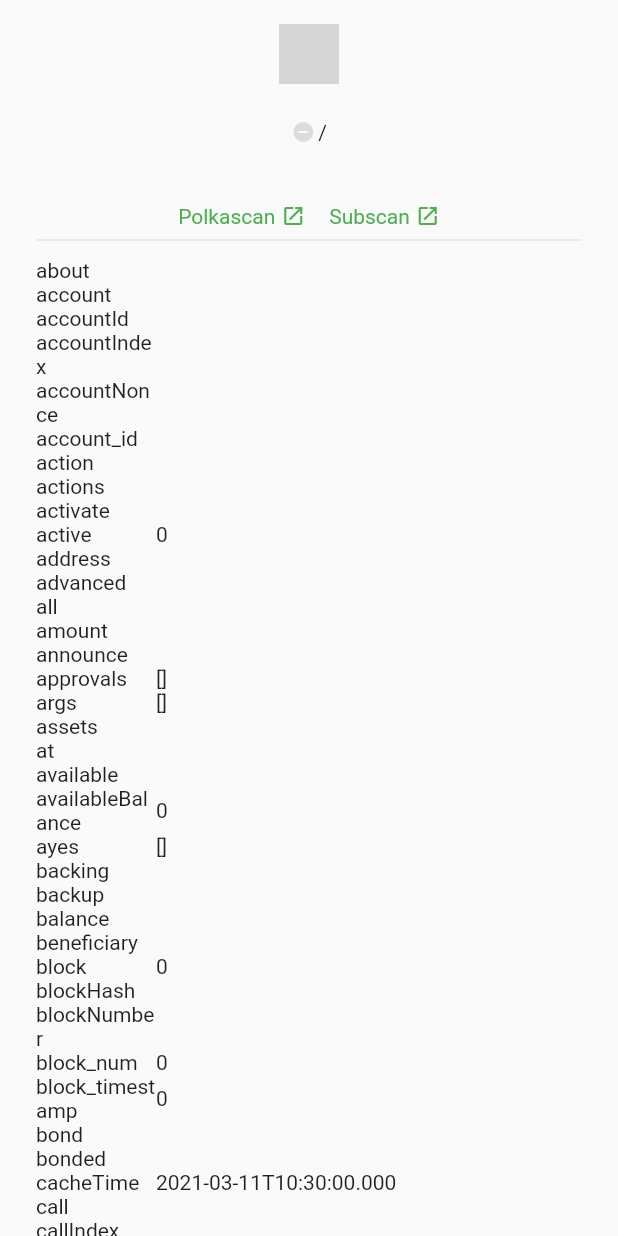
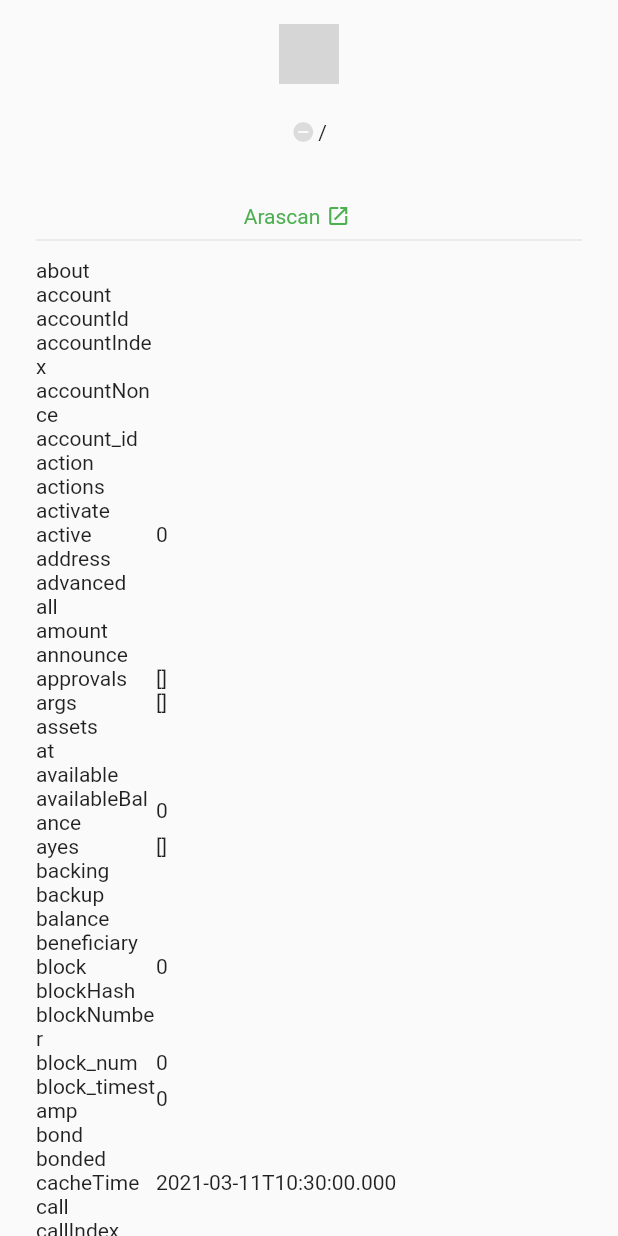
Before and after one commit to nusantarachain/nuchain-app, a Flutter app: the AccountInfo widget shown alone on an empty page, opened directly with empty values, on a phone screen of 412 x 824 dp. Run offline on Flutter 3.47's test engine with Material 2 defaults, Android fonts, the phone set to English and light mode, and no system bars; our stand-ins replace convert, dropdown_search, flutter_mobx, flutter_svg, get_storage, mobx and 4 more; missing offline and left inert: biometric_storage, flutter_aes_ecb_pkcs5, flutter_qr_scan, flutter_webview_plugin, jaguar, update_app; accounts and stored records are empty; generated files the repository leaves out were written again; grey boxes are pictures that could not be loaded.

Commit message:
use arascan instead

```diff
--- a/ui/lib/components/accountInfo.dart
+++ b/ui/lib/components/accountInfo.dart
@@ -62,14 +62,14 @@ class AccountInfo extends StatelessWidget {
             Padding(
               padding: EdgeInsets.only(right: 16),
               child: JumpToBrowserLink(
-                'https://polkascan.io/$network/account/$address',
-                text: 'Polkascan',
+                'https://scan.nuchain.network/account/$address',
+                text: 'Arascan',
               ),
             ),
-            JumpToBrowserLink(
-              'https://$network.subscan.io/account/$address',
-              text: 'Subscan',
-            ),
+            // JumpToBrowserLink(
+            //   'https://$network.subscan.io/account/$address',
+            //   text: 'Subscan',
+            // ),
           ],
         ),
         accInfo == null
```
